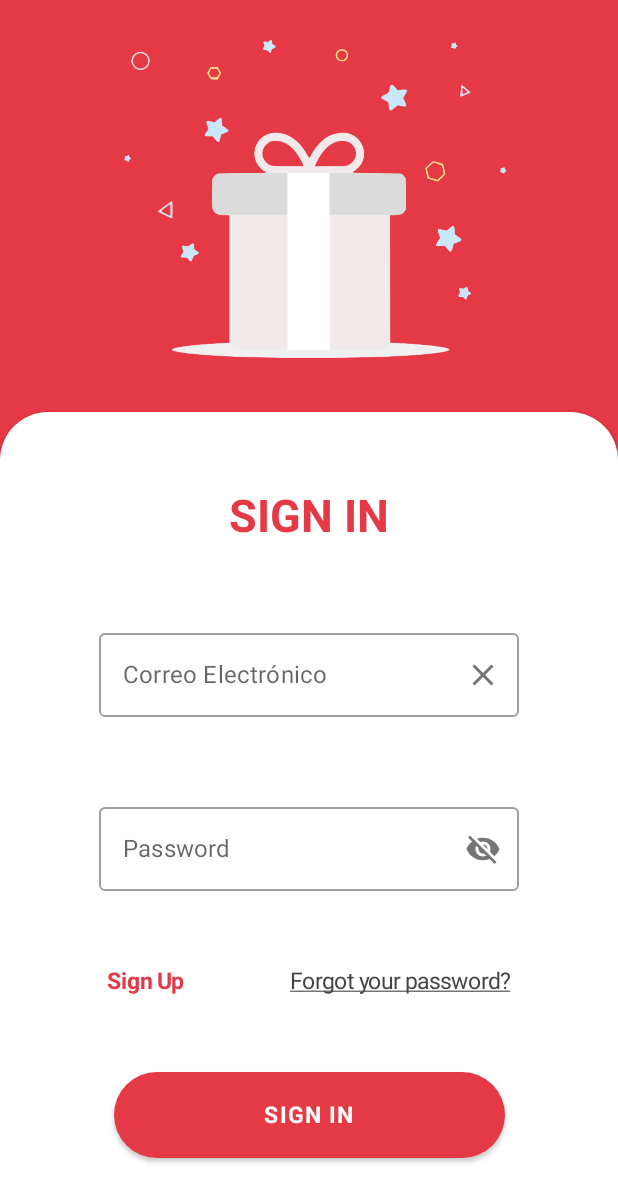
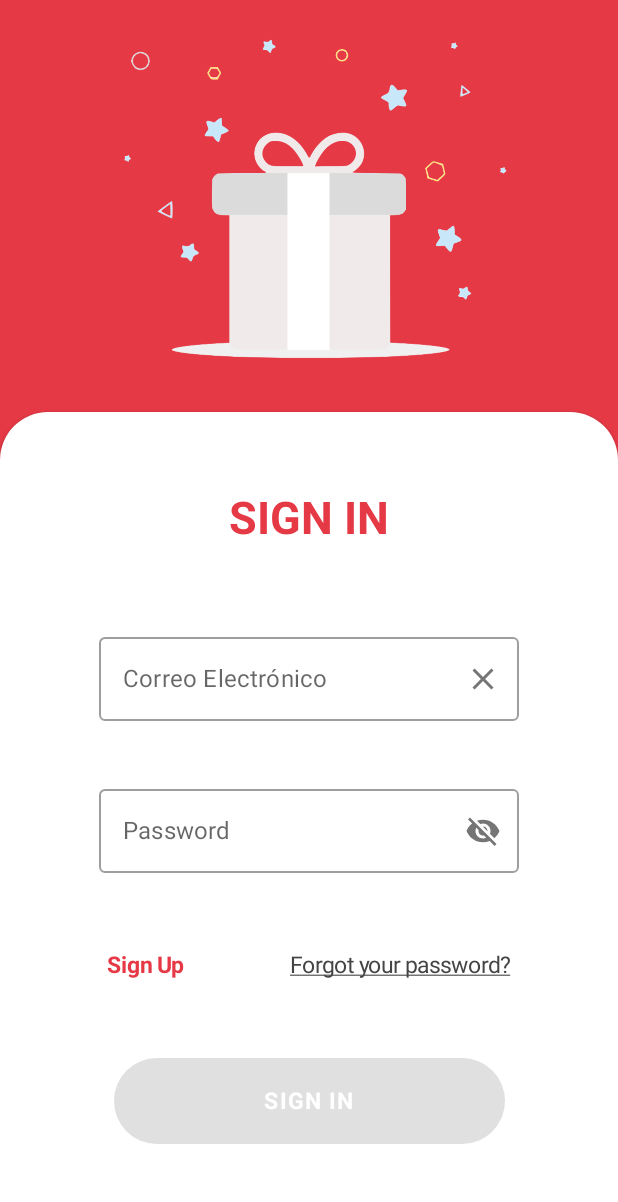
Before and after one commit to misskbar/ezgift, an Android app built with Jetpack Compose: the screen it shows after launch (AuthenticationActivity), after a tap on "SIGN IN", on a phone screen of 412 x 824 dp. Shown: the top 1202 px of the screen. Run offline under Robolectric (Android 15) with nearby library versions, the phone set to English and light mode, and no system bars; our stand-ins replace Firebase (no records; nobody signed in at launch, a user with empty details on screens opened directly); 7 statements that could not run were skipped.

Commit message:
Sign in form validation

```diff
--- a/app/build.gradle
+++ b/app/build.gradle
@@ -77,6 +77,7 @@ dependencies {
 
     implementation "com.google.accompanist:accompanist-insets:$accompanist_version"
     implementation "com.google.accompanist:accompanist-systemuicontroller:$accompanist_version"
+    implementation "com.google.accompanist:accompanist-swiperefresh:$accompanist_version"
 
 
 //    Lottie
--- a/app/src/main/java/com/example/ezgift/presentation/navigation/AuthenticationNavGraph.kt
+++ b/app/src/main/java/com/example/ezgift/presentation/navigation/AuthenticationNavGraph.kt
@@ -30,12 +30,14 @@ fun AuthenticationNavGraph(
         }
         composable(EzGiftDestinations.SIGN_IN_ROUTE) {
             SignIn(onSignInClicked = { navigationActions.navigateToHome() },
-                onSignUpClicked = { navigationActions.navigateToSignUp },
+                onSignUpClicked = { navigationActions.navigateToSignUp() },
                 onForgotPwdClicked = {})
         }
 
         composable(EzGiftDestinations.SIGN_UP_ROUTE) {
-            SignUp(onSignUpClicked = { navigationActions.navigateToHome() })
+            SignUp(
+                onSignUpClicked = { navigationActions.navigateToHome() },
+                onSignInClicked = { navigationActions.navigateToSignIn() })
         }
         composable(EzGiftDestinations.HOME_ROUTE) {
             Home()
--- a/app/src/main/java/com/example/ezgift/presentation/ui/authenticate/SignInScreen.kt
+++ b/app/src/main/java/com/example/ezgift/presentation/ui/authenticate/SignInScreen.kt
@@ -15,6 +15,7 @@ import androidx.compose.runtime.*
 import androidx.compose.ui.Alignment
 import androidx.compose.ui.ExperimentalComposeUiApi
 import androidx.compose.ui.Modifier
+import androidx.compose.ui.focus.onFocusChanged
 import androidx.compose.ui.graphics.Color
 import androidx.compose.ui.platform.LocalSoftwareKeyboardController
 import androidx.compose.ui.res.painterResource
@@ -31,7 +32,9 @@ import androidx.compose.ui.unit.sp
 import com.example.ezgift.R
 import com.example.ezgift.presentation.ui.theme.EzGiftTheme
 import com.example.ezgift.presentation.ui.theme.Primary
-import com.example.ezgift.presentation.utils.StringUtils
+import com.example.ezgift.presentation.utils.Const
+import com.example.ezgift.presentation.utils.emailValidationError
+import com.example.ezgift.presentation.utils.isEmailValid
 import com.google.firebase.remoteconfig.FirebaseRemoteConfig
 
 @ExperimentalComposeUiApi
@@ -42,15 +45,19 @@ fun SignIn(
     onSignUpClicked: () -> Unit
 ) {
 
-    var email by remember { mutableStateOf(StringUtils.Commons.EMPTY_STRING) }
-    var password by remember { mutableStateOf(StringUtils.Commons.EMPTY_STRING) }
+    var email by remember { mutableStateOf(Const.EMPTY_STRING) }
+    var isEmailValid by remember { mutableStateOf(true) }
+    var emailErrorMessage by remember { mutableStateOf(Const.EMPTY_STRING) }
+    var password by remember { mutableStateOf(Const.EMPTY_STRING) }
     var isPasswordVisible by remember { mutableStateOf(false) }
     val keyboardController = LocalSoftwareKeyboardController.current
     val isSocialAuthEnabled = FirebaseRemoteConfig.getInstance().getBoolean("social_auth_enabled")
+    val scrollState = rememberScrollState()
 
     Column(
         modifier = Modifier
             .fillMaxSize()
+            .verticalScroll(scrollState)
             .background(Primary),
         horizontalAlignment = Alignment.CenterHorizontally,
         verticalArrangement = Arrangement.Center
@@ -75,7 +82,7 @@ fun SignIn(
                 verticalArrangement = Arrangement.SpaceEvenly
             ) {
 
-                Text(
+                Text(modifier = Modifier.padding(vertical = 16.dp),
                     text = stringResource(R.string.screen_title_sign_in),
                     color = Primary,
                     fontWeight = FontWeight.Bold,
@@ -118,6 +125,7 @@ fun SignIn(
                     }
 
                     Text(
+                        modifier = Modifier.padding(vertical = 8.dp),
                         text = stringResource(R.string.title_manual_registration),
                         color = Color.DarkGray,
                         fontWeight = FontWeight.Normal,
@@ -125,14 +133,21 @@ fun SignIn(
                     )
                 }
                 OutlinedTextField(
+                    modifier = Modifier.onFocusChanged {
+                        if (!it.isFocused && email.isNotEmpty()) {
+                            isEmailValid = isEmailValid(email) && email.isNotEmpty()
+                            emailErrorMessage = emailValidationError(email)
+                        }
+                    },
+                    isError = !isEmailValid,
                     value = email,
                     onValueChange = { email = it },
                     singleLine = true,
                     trailingIcon = {
-                        IconButton(onClick = { email = StringUtils.Commons.EMPTY_STRING }) {
+                        IconButton(onClick = { email = Const.EMPTY_STRING }) {
                             Icon(
                                 imageVector = Icons.Filled.Clear,
-                                contentDescription = StringUtils.Commons.EMPTY_STRING
+                                contentDescription = Const.EMPTY_STRING
                             )
                         }
                     },
@@ -143,6 +158,25 @@ fun SignIn(
                         imeAction = ImeAction.Next
                     )
                 )
+
+                if (!isEmailValid) {
+                    Row(
+                        modifier = Modifier
+                            .fillMaxWidth()
+                            .padding(start = 40.dp, bottom = 16.dp),
+                        horizontalArrangement = Arrangement.Start
+                    ) {
+                        Text(
+                            modifier = Modifier.clickable(enabled = true, onClick = {
+                                onSignUpClicked()
+                            }),
+                            text = emailErrorMessage,
+                            color = Color.Red,
+                            fontWeight = FontWeight.Bold,
+                            fontSize = 10.sp
+                        )
+                    }
+                }
 
                 OutlinedTextField(
                     value = password,
@@ -174,7 +208,9 @@ fun SignIn(
                 )
 
                 Row(
-                    modifier = Modifier.fillMaxWidth(),
+                    modifier = Modifier
+                        .fillMaxWidth()
+                        .padding(top = 16.dp, bottom = 16.dp),
                     horizontalArrangement = Arrangement.SpaceEvenly
                 ) {
                     Text(
@@ -203,9 +239,10 @@ fun SignIn(
                     )
                 }
 
-                Button(
+                Button(modifier = Modifier.padding(bottom = 24.dp),
                     elevation = ButtonDefaults.elevation(),
                     shape = CircleShape,
+                    enabled = (email.isNotEmpty() && password.isNotEmpty() && isEmailValid),
                     onClick = { onSignInClicked() },
                     contentPadding = PaddingValues(
                         start = 100.dp,
--- a/app/src/main/java/com/example/ezgift/presentation/ui/authenticate/WelcomeScreen.kt
+++ b/app/src/main/java/com/example/ezgift/presentation/ui/authenticate/WelcomeScreen.kt
@@ -43,7 +43,6 @@ fun Authenticate(onSignInClicked: () -> Unit, onSignUpClicked: () -> Unit) {
             )
     ) {
 
-
         Column(
             modifier = Modifier
                 .fillMaxSize()
@@ -53,7 +52,7 @@ fun Authenticate(onSignInClicked: () -> Unit, onSignUpClicked: () -> Unit) {
         ) {
             LottieAnimation(
                 composition = composition,
-                progress = 1.0f
+                progress = 0.8f
             )
         }
 
```
Also changed, not shown: app/src/main/java/com/example/ezgift/presentation/ui/authenticate/SignUpScreen.kt (+16 -16 lines), app/src/main/java/com/example/ezgift/presentation/ui/home/DashboardScreen.kt (+30 -3 lines), app/src/main/java/com/example/ezgift/presentation/ui/home/Item.kt (+63 -8 lines), app/src/main/java/com/example/ezgift/presentation/utils/StringUtils.kt (+20 -5 lines).
